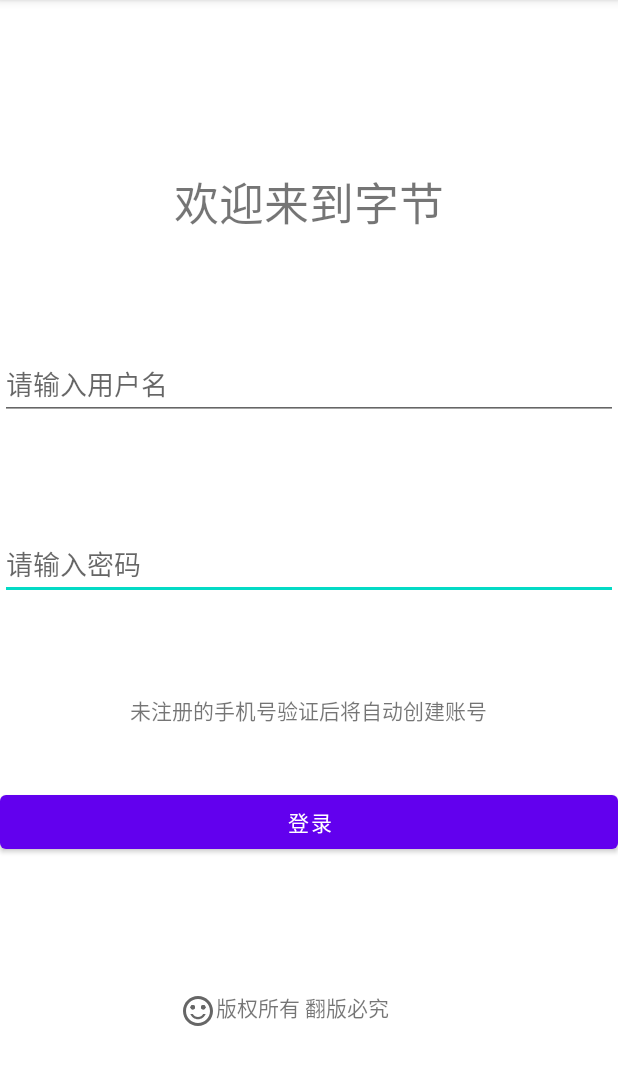
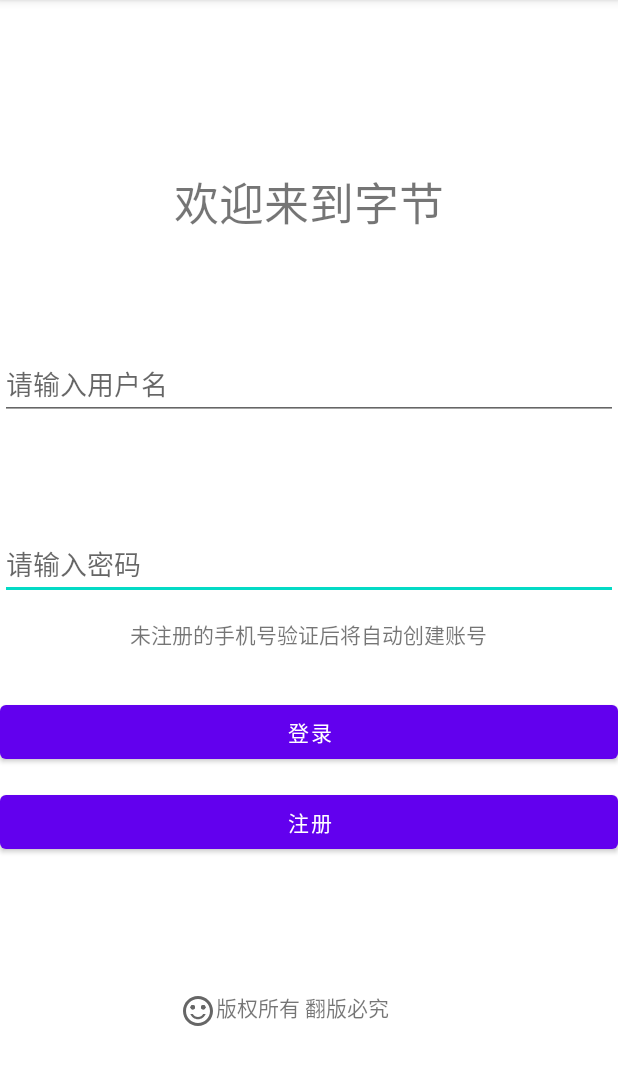
Before and after one commit to YuHayring/NewsApp_Of_New_Interaction, an Android app: the fragment LoginFragment shown on its own in the app's theme, on a phone screen of 412 x 824 dp, the part 84-1169 px from its top. Run offline under Robolectric (Android 15) with nearby library versions, the phone set to English and light mode, and no system bars.

Commit message:
添加注册按钮

```diff
--- a/app/src/main/res/layout/fragment_login.xml
+++ b/app/src/main/res/layout/fragment_login.xml
@@ -57,7 +57,7 @@
         android:id="@+id/button"
         android:layout_width="0dp"
         android:layout_height="wrap_content"
-        android:layout_marginBottom="4dp"
+        android:layout_marginBottom="64dp"
         android:text="@string/login_button_msg"
         app:layout_constraintBottom_toTopOf="@+id/guideline3"
         app:layout_constraintEnd_toEndOf="parent"
@@ -82,14 +82,12 @@
         android:id="@+id/textView4"
         android:layout_width="wrap_content"
         android:layout_height="wrap_content"
-        android:layout_marginBottom="40dp"
+        android:layout_marginTop="12dp"
         android:text="@string/login_notification_msg"
-        app:layout_constraintBottom_toTopOf="@+id/button"
         app:layout_constraintEnd_toEndOf="parent"
         app:layout_constraintHorizontal_bias="0.497"
         app:layout_constraintStart_toStartOf="parent"
-        app:layout_constraintTop_toBottomOf="@+id/editTextTextPassword"
-        app:layout_constraintVertical_bias="1.0" />
+        app:layout_constraintTop_toBottomOf="@+id/editTextTextPassword" />
 
     <TextView
         android:id="@+id/textView5"
@@ -115,4 +113,14 @@
         app:layout_constraintTop_toTopOf="@+id/guideline3"
         app:layout_constraintVertical_bias="0.512" />
 
+    <Button
+        android:id="@+id/button2"
+        android:layout_width="0dp"
+        android:layout_height="wrap_content"
+        android:layout_marginBottom="4dp"
+        android:text="@string/login_to_sign_up_msg"
+        app:layout_constraintBottom_toTopOf="@+id/guideline3"
+        app:layout_constraintEnd_toEndOf="parent"
+        app:layout_constraintStart_toStartOf="parent" />
+
 </androidx.constraintlayout.widget.ConstraintLayout>
```
